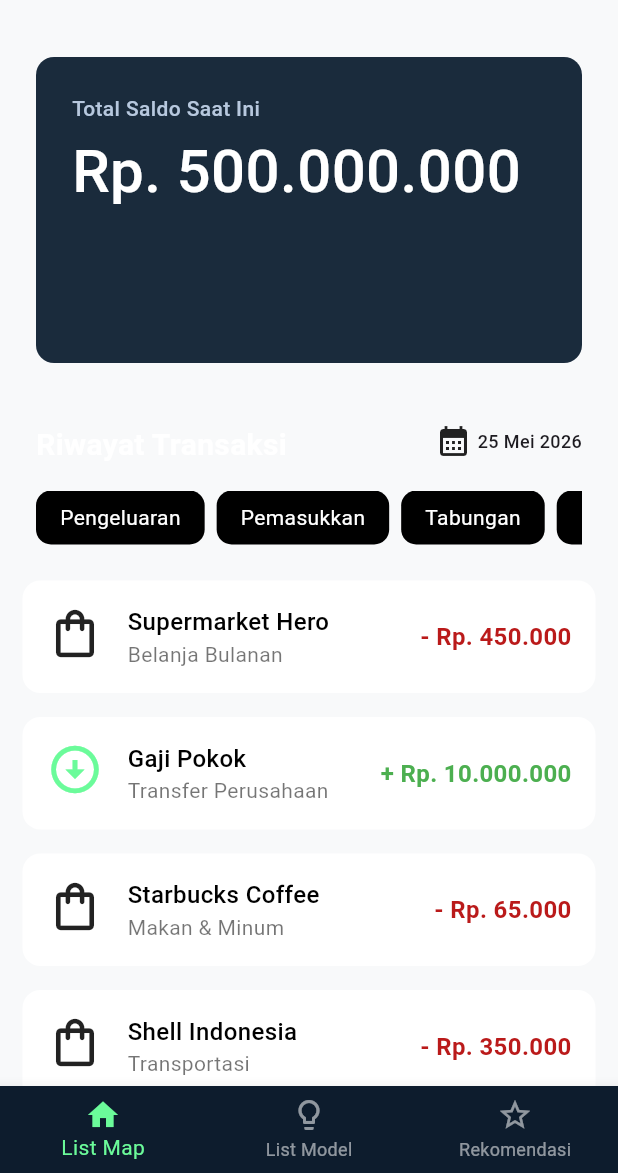
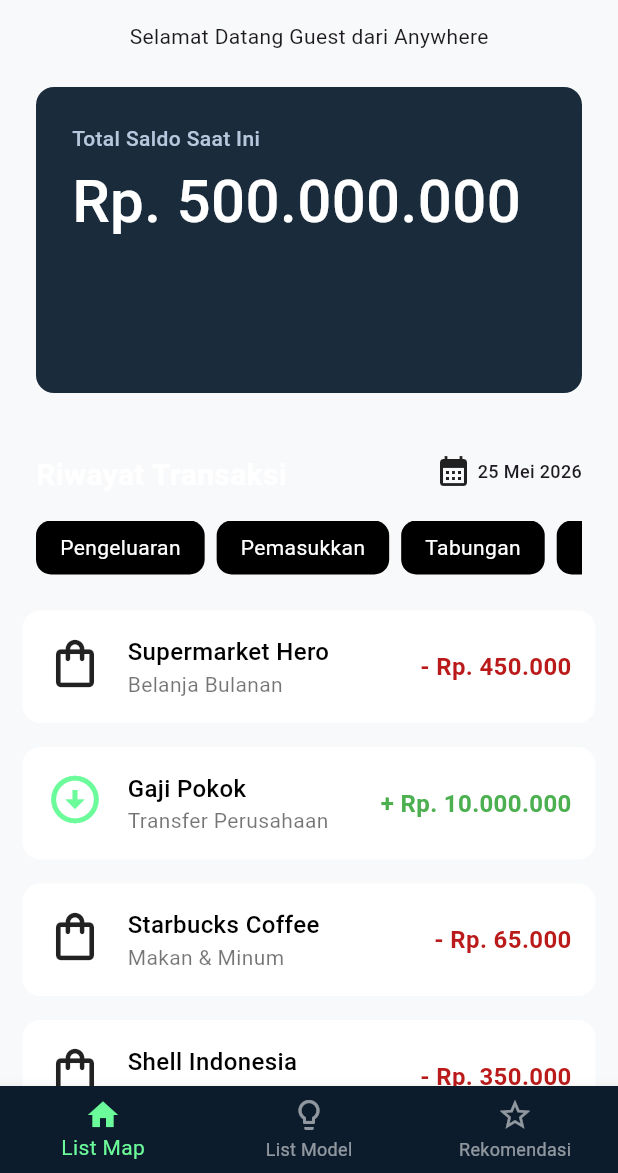
Before and after one commit to Atiowhy/dukun_saldo_FE, a Flutter app: the HomePage screen opened by its route, on a phone screen of 412 x 824 dp, the part 63-1236 px from its top. Run offline on Flutter 3.47's test engine with Material 3 defaults, Android fonts, the phone set to English and light mode, and no system bars.

Commit message:
update: pengumpulan tugas 10

```diff
--- a/lib/views/home.dart
+++ b/lib/views/home.dart
@@ -202,9 +202,14 @@ class _HomePageState extends State<HomePage> {
   }
 
   Widget _buildHomeContent() {
+    final Map<String, dynamic>? args =
+        ModalRoute.of(context)?.settings.arguments as Map<String, dynamic>?;
+    final String userEmail = args?['email'] ?? "Guest";
+    final String userCity = args?['city'] ?? "Anywhere";
     return SingleChildScrollView(
       child: Column(
         children: [
+          Text("Selamat Datang $userEmail dari $userCity"),
           // ── Kartu Saldo ──────────────────────────────────
           Container(
             padding: const EdgeInsets.all(24),
```
